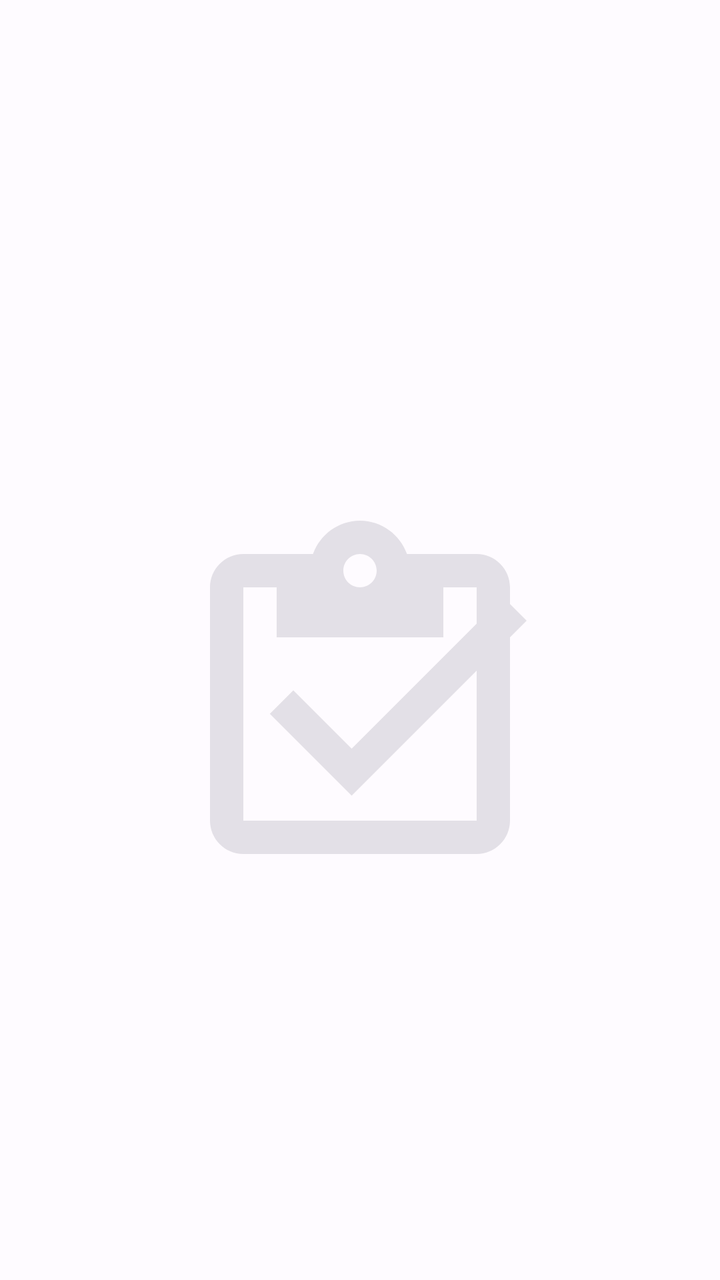
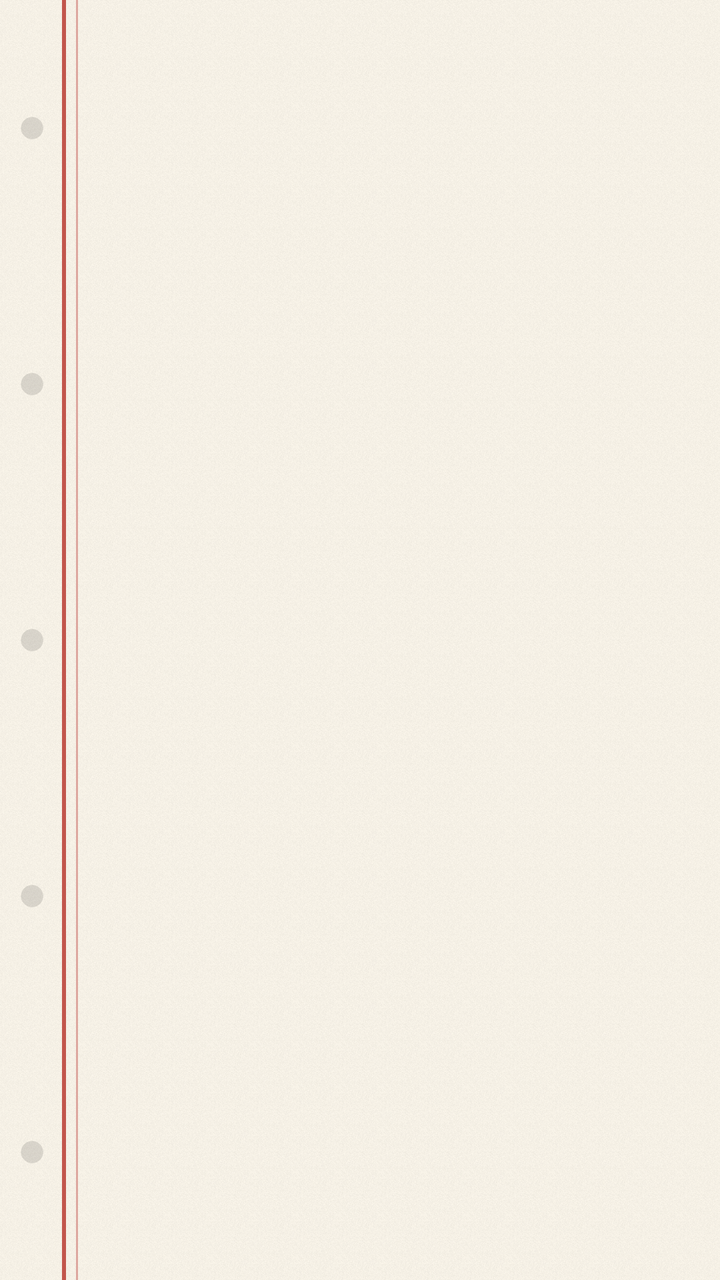

The first picture is an Android layout as it rendered before a commit; the second is the same layout after the commit. The layout source and the unified diff follow.
<!-- AndroidManifest.xml: application theme Theme.ToDoList -->
<!-- res/layout/activity_todo_list.xml -->
<?xml version="1.0" encoding="utf-8"?>
<androidx.coordinatorlayout.widget.CoordinatorLayout
    xmlns:android="http://schemas.android.com/apk/res/android"
    xmlns:app="http://schemas.android.com/apk/res-auto"
    android:layout_width="match_parent"
    android:layout_height="match_parent"
    android:fitsSystemWindows="true">

    <com.google.android.material.appbar.AppBarLayout
        android:layout_width="match_parent"
        android:layout_height="wrap_content"
        android:fitsSystemWindows="true">

        <com.google.android.material.appbar.MaterialToolbar
            android:id="@+id/toolbar"
            android:layout_width="match_parent"
            android:layout_height="?attr/actionBarSize" />

    </com.google.android.material.appbar.AppBarLayout>

    <LinearLayout
        android:layout_width="match_parent"
        android:layout_height="match_parent"
        android:orientation="vertical"
        app:layout_behavior="@string/appbar_scrolling_view_behavior">

        <FrameLayout
            android:layout_width="match_parent"
            android:layout_height="0dp"
            android:layout_weight="1">

            <ImageView
                android:id="@+id/imageWatermark"
                android:layout_width="200dp"
                android:layout_height="200dp"
                android:layout_gravity="center"
                android:alpha="0.15"
                android:importantForAccessibility="no"
                app:srcCompat="@drawable/ic_checklist"
                app:tint="?attr/colorOnSurfaceVariant" />

            <androidx.recyclerview.widget.RecyclerView
                android:id="@+id/recyclerView"
                android:layout_width="match_parent"
                android:layout_height="match_parent"
                android:clipToPadding="false"
                android:paddingStart="@dimen/list_horizontal_inset"
                android:paddingEnd="@dimen/list_horizontal_inset"
                android:paddingTop="4dp"
                android:paddingBottom="16dp" />

        </FrameLayout>

    </LinearLayout>

</androidx.coordinatorlayout.widget.CoordinatorLayout>
<!-- resources referenced by this layout -->
<resources>
  <!-- drawable ic_checklist (drawable) -->
  <?xml version="1.0" encoding="utf-8"?>
  <vector xmlns:android="http://schemas.android.com/apk/res/android"
      android:width="24dp"
      android:height="24dp"
      android:viewportWidth="24"
      android:viewportHeight="24">
      <path
          android:fillColor="@android:color/white"
          android:pathData="M22,7l-1.41,-1.41 -9.09,9.09 -3.5,-3.5L6.59,12.59 11.5,17.5z" />
      <path
          android:fillColor="@android:color/white"
          android:pathData="M19,3h-4.18C14.4,1.84 13.3,1 12,1c-1.3,0 -2.4,0.84 -2.82,2H5C3.9,3 3,3.9 3,5v14c0,1.1 0.9,2 2,2h14c1.1,0 2,-0.9 2,-2V5C21,3.9 20.1,3 19,3zM12,3c0.55,0 1,0.45 1,1s-0.45,1 -1,1 -1,-0.45 -1,-1 0.45,-1 1,-1zM19,19H5V5h2v3h10V5h2v14z" />
  </vector>
  <style name="Theme.ToDoList" parent="Theme.Material3.DayNight.NoActionBar">
          <item name="colorPrimary">@color/md_theme_light_primary</item>
          <item name="colorOnPrimary">@color/md_theme_light_onPrimary</item>
          <item name="colorPrimaryContainer">@color/md_theme_light_primaryContainer</item>
          <item name="colorOnPrimaryContainer">@color/md_theme_light_onPrimaryContainer</item>
          <item name="colorSecondary">@color/md_theme_light_secondary</item>
          <item name="colorOnSecondary">@color/md_theme_light_onSecondary</item>
          <item name="colorSecondaryContainer">@color/md_theme_light_secondaryContainer</item>
          <item name="colorOnSecondaryContainer">@color/md_theme_light_onSecondaryContainer</item>
          <item name="colorTertiary">@color/md_theme_light_tertiary</item>
          <item name="colorOnTertiary">@color/md_theme_light_onTertiary</item>
          <item name="colorTertiaryContainer">@color/md_theme_light_tertiaryContainer</item>
          <item name="colorOnTertiaryContainer">@color/md_theme_light_onTertiaryContainer</item>
          <item name="colorError">@color/md_theme_light_error</item>
          <item name="colorOnError">@color/md_theme_light_onError</item>
          <item name="colorErrorContainer">@color/md_theme_light_errorContainer</item>
          <item name="colorOnErrorContainer">@color/md_theme_light_onErrorContainer</item>
          <item name="android:colorBackground">@color/md_theme_light_surfaceContainerLowest</item>
          <item name="colorOnBackground">@color/md_theme_light_onBackground</item>
          <item name="colorSurface">@color/md_theme_light_surface</item>
          <item name="colorOnSurface">@color/md_theme_light_onSurface</item>
          <item name="colorSurfaceVariant">@color/md_theme_light_surfaceVariant</item>
          <item name="colorOnSurfaceVariant">@color/md_theme_light_onSurfaceVariant</item>
          <item name="colorOutline">@color/md_theme_light_outline</item>
          <item name="colorOutlineVariant">@color/md_theme_light_outlineVariant</item>
          <item name="colorSurfaceInverse">@color/md_theme_light_inverseSurface</item>
          <item name="colorOnSurfaceInverse">@color/md_theme_light_inverseOnSurface</item>
          <item name="colorPrimaryInverse">@color/md_theme_light_inversePrimary</item>
          <item name="colorSurfaceContainerLowest">@color/md_theme_light_surfaceContainerLowest</item>
          <item name="colorSurfaceContainerLow">@color/md_theme_light_surfaceContainerLow</item>
          <item name="colorSurfaceContainer">@color/md_theme_light_surfaceContainer</item>
          <item name="colorSurfaceContainerHigh">@color/md_theme_light_surfaceContainerHigh</item>
          <item name="colorSurfaceContainerHighest">@color/md_theme_light_surfaceContainerHighest</item>
          <item name="colorWarning">@color/md_theme_light_warning</item>
          <item name="android:windowLightStatusBar">true</item>
          <item name="android:windowLightNavigationBar">true</item>
      </style>
  <color name="md_theme_light_primary">#6D28D9</color>
  <color name="md_theme_light_onPrimary">#FFFFFF</color>
  <color name="md_theme_light_primaryContainer">#EDE9FE</color>
  <color name="md_theme_light_onPrimaryContainer">#1E0458</color>
  <color name="md_theme_light_secondary">#5B5287</color>
  <color name="md_theme_light_onSecondary">#FFFFFF</color>
  <color name="md_theme_light_secondaryContainer">#E5DEFF</color>
  <color name="md_theme_light_onSecondaryContainer">#181140</color>
  <color name="md_theme_light_tertiary">#7A4F6D</color>
  <color name="md_theme_light_onTertiary">#FFFFFF</color>
  <color name="md_theme_light_tertiaryContainer">#FDD7F2</color>
  <color name="md_theme_light_onTertiaryContainer">#2E0F28</color>
  <color name="md_theme_light_error">#B3261E</color>
  <color name="md_theme_light_onError">#FFFFFF</color>
  <color name="md_theme_light_errorContainer">#F9DEDC</color>
  <color name="md_theme_light_onErrorContainer">#410E0B</color>
  <color name="md_theme_light_surfaceContainerLowest">#FEFBFF</color>
  <color name="md_theme_light_onBackground">#1C1B24</color>
  <color name="md_theme_light_surface">#FEFBFF</color>
  <color name="md_theme_light_onSurface">#1C1B24</color>
  <color name="md_theme_light_surfaceVariant">#E5DFF9</color>
  <color name="md_theme_light_onSurfaceVariant">#49455A</color>
  <color name="md_theme_light_outline">#7A7589</color>
  <color name="md_theme_light_outlineVariant">#CAC4D8</color>
  <color name="md_theme_light_inverseSurface">#312E3C</color>
  <color name="md_theme_light_inverseOnSurface">#F5EFF9</color>
  <color name="md_theme_light_inversePrimary">#CDB9FF</color>
  <color name="md_theme_light_surfaceContainerLow">#F7F2FF</color>
  <color name="md_theme_light_surfaceContainer">#F1ECFB</color>
  <color name="md_theme_light_surfaceContainerHigh">#EBE6F5</color>
  <color name="md_theme_light_surfaceContainerHighest">#E5E0EF</color>
  <color name="md_theme_light_warning">#B45309</color>
  <!-- unchanged entries left out for length: 1 -->
</resources>

<!-- the commit's change to res/layout/activity_todo_list.xml (unified diff, before → after) -->
@@ -9,48 +9,31 @@
     <com.google.android.material.appbar.AppBarLayout
         android:layout_width="match_parent"
         android:layout_height="wrap_content"
-        android:fitsSystemWindows="true">
+        android:background="@android:color/transparent"
+        android:fitsSystemWindows="true"
+        app:elevation="0dp"
+        app:liftOnScroll="false">
 
         <com.google.android.material.appbar.MaterialToolbar
             android:id="@+id/toolbar"
             android:layout_width="match_parent"
-            android:layout_height="?attr/actionBarSize" />
+            android:layout_height="?attr/actionBarSize"
+            android:background="@android:color/transparent"
+            android:paddingStart="@dimen/paper_toolbar_inset"
+            android:paddingEnd="0dp"
+            app:contentInsetStartWithNavigation="4dp" />
 
     </com.google.android.material.appbar.AppBarLayout>
 
-    <LinearLayout
+    <androidx.recyclerview.widget.RecyclerView
+        android:id="@+id/recyclerView"
         android:layout_width="match_parent"
         android:layout_height="match_parent"
-        android:orientation="vertical"
-        app:layout_behavior="@string/appbar_scrolling_view_behavior">
-
-        <FrameLayout
-            android:layout_width="match_parent"
-            android:layout_height="0dp"
-            android:layout_weight="1">
-
-            <ImageView
-                android:id="@+id/imageWatermark"
-                android:layout_width="200dp"
-                android:layout_height="200dp"
-                android:layout_gravity="center"
-                android:alpha="0.15"
-                android:importantForAccessibility="no"
-                app:srcCompat="@drawable/ic_checklist"
-                app:tint="?attr/colorOnSurfaceVariant" />
-
-            <androidx.recyclerview.widget.RecyclerView
-                android:id="@+id/recyclerView"
-                android:layout_width="match_parent"
-                android:layout_height="match_parent"
-                android:clipToPadding="false"
-                android:paddingStart="@dimen/list_horizontal_inset"
-                android:paddingEnd="@dimen/list_horizontal_inset"
-                android:paddingTop="4dp"
-                android:paddingBottom="16dp" />
-
-        </FrameLayout>
-
-    </LinearLayout>
+        android:clipToPadding="false"
+        android:paddingStart="@dimen/list_horizontal_inset"
+        android:paddingEnd="@dimen/list_horizontal_inset"
+        android:paddingTop="4dp"
+        android:paddingBottom="16dp"
+        app:layout_behavior="@string/appbar_scrolling_view_behavior" />
 
 </androidx.coordinatorlayout.widget.CoordinatorLayout>
<!-- resource entries referenced after the edit -->
@@ -1,88 +1,134 @@
 <!-- resources referenced by this layout -->
 <resources>
-  <!-- drawable ic_checklist (drawable) -->
-  <?xml version="1.0" encoding="utf-8"?>
-  <vector xmlns:android="http://schemas.android.com/apk/res/android"
-      android:width="24dp"
-      android:height="24dp"
-      android:viewportWidth="24"
-      android:viewportHeight="24">
-      <path
-          android:fillColor="@android:color/white"
-          android:pathData="M22,7l-1.41,-1.41 -9.09,9.09 -3.5,-3.5L6.59,12.59 11.5,17.5z" />
-      <path
-          android:fillColor="@android:color/white"
-          android:pathData="M19,3h-4.18C14.4,1.84 13.3,1 12,1c-1.3,0 -2.4,0.84 -2.82,2H5C3.9,3 3,3.9 3,5v14c0,1.1 0.9,2 2,2h14c1.1,0 2,-0.9 2,-2V5C21,3.9 20.1,3 19,3zM12,3c0.55,0 1,0.45 1,1s-0.45,1 -1,1 -1,-0.45 -1,-1 0.45,-1 1,-1zM19,19H5V5h2v3h10V5h2v14z" />
-  </vector>
-  <style name="Theme.ToDoList" parent="Theme.Material3.DayNight.NoActionBar">
-          <item name="colorPrimary">@color/md_theme_light_primary</item>
-          <item name="colorOnPrimary">@color/md_theme_light_onPrimary</item>
-          <item name="colorPrimaryContainer">@color/md_theme_light_primaryContainer</item>
-          <item name="colorOnPrimaryContainer">@color/md_theme_light_onPrimaryContainer</item>
-          <item name="colorSecondary">@color/md_theme_light_secondary</item>
-          <item name="colorOnSecondary">@color/md_theme_light_onSecondary</item>
-          <item name="colorSecondaryContainer">@color/md_theme_light_secondaryContainer</item>
-          <item name="colorOnSecondaryContainer">@color/md_theme_light_onSecondaryContainer</item>
-          <item name="colorTertiary">@color/md_theme_light_tertiary</item>
-          <item name="colorOnTertiary">@color/md_theme_light_onTertiary</item>
-          <item name="colorTertiaryContainer">@color/md_theme_light_tertiaryContainer</item>
-          <item name="colorOnTertiaryContainer">@color/md_theme_light_onTertiaryContainer</item>
-          <item name="colorError">@color/md_theme_light_error</item>
-          <item name="colorOnError">@color/md_theme_light_onError</item>
-          <item name="colorErrorContainer">@color/md_theme_light_errorContainer</item>
-          <item name="colorOnErrorContainer">@color/md_theme_light_onErrorContainer</item>
-          <item name="android:colorBackground">@color/md_theme_light_surfaceContainerLowest</item>
-          <item name="colorOnBackground">@color/md_theme_light_onBackground</item>
-          <item name="colorSurface">@color/md_theme_light_surface</item>
-          <item name="colorOnSurface">@color/md_theme_light_onSurface</item>
-          <item name="colorSurfaceVariant">@color/md_theme_light_surfaceVariant</item>
-          <item name="colorOnSurfaceVariant">@color/md_theme_light_onSurfaceVariant</item>
-          <item name="colorOutline">@color/md_theme_light_outline</item>
-          <item name="colorOutlineVariant">@color/md_theme_light_outlineVariant</item>
-          <item name="colorSurfaceInverse">@color/md_theme_light_inverseSurface</item>
-          <item name="colorOnSurfaceInverse">@color/md_theme_light_inverseOnSurface</item>
-          <item name="colorPrimaryInverse">@color/md_theme_light_inversePrimary</item>
-          <item name="colorSurfaceContainerLowest">@color/md_theme_light_surfaceContainerLowest</item>
-          <item name="colorSurfaceContainerLow">@color/md_theme_light_surfaceContainerLow</item>
-          <item name="colorSurfaceContainer">@color/md_theme_light_surfaceContainer</item>
-          <item name="colorSurfaceContainerHigh">@color/md_theme_light_surfaceContainerHigh</item>
-          <item name="colorSurfaceContainerHighest">@color/md_theme_light_surfaceContainerHighest</item>
-          <item name="colorWarning">@color/md_theme_light_warning</item>
+  <dimen name="paper_toolbar_inset">32dp</dimen>
+  <style name="Theme.ToDoList" parent="Theme.Material3.Light.NoActionBar">
+          <item name="colorPrimary">@color/ink_blue</item>
+          <item name="colorOnPrimary">@color/paper</item>
+          <item name="colorPrimaryContainer">@color/ink_blue_pale</item>
+          <item name="colorOnPrimaryContainer">@color/ink_blue_deep</item>
+          <item name="colorSecondary">@color/pencil</item>
+          <item name="colorOnSecondary">@color/paper</item>
+          <item name="colorSecondaryContainer">@color/paper_shade_deep</item>
+          <item name="colorOnSecondaryContainer">@color/ink</item>
+          <item name="colorTertiary">@color/ink_soft</item>
+          <item name="colorOnTertiary">@color/paper</item>
+          <item name="colorTertiaryContainer">@color/paper_shade</item>
+          <item name="colorOnTertiaryContainer">@color/ink</item>
+          <item name="colorError">@color/ink_red</item>
+          <item name="colorOnError">@color/paper</item>
+          <item name="colorErrorContainer">@color/ink_red_wash</item>
+          <item name="colorOnErrorContainer">@color/ink_red_deep</item>
+          <item name="android:colorBackground">@color/paper</item>
+          <item name="colorOnBackground">@color/ink</item>
+          <item name="colorSurface">@color/paper</item>
+          <item name="elevationOverlayEnabled">false</item>
+          <item name="colorOnSurface">@color/ink</item>
+          <item name="colorSurfaceVariant">@color/paper_shade</item>
+          <item name="colorOnSurfaceVariant">@color/ink_soft</item>
+          <item name="colorOutline">@color/pencil</item>
+          <item name="colorOutlineVariant">@color/paper_rule</item>
+          <item name="colorSurfaceInverse">@color/ink</item>
+          <item name="colorOnSurfaceInverse">@color/paper</item>
+          <item name="colorPrimaryInverse">@color/ink_blue_faded</item>
+          <item name="colorSurfaceContainerLowest">@color/paper</item>
+          <item name="colorSurfaceContainerLow">@color/paper_shade</item>
+          <item name="colorSurfaceContainer">@color/paper_shade</item>
+          <item name="colorSurfaceContainerHigh">@color/paper_shade_deep</item>
+          <item name="colorSurfaceContainerHighest">@color/paper_sunken</item>
+          <item name="colorWarning">@color/ink_amber</item>
+          <item name="android:windowBackground">@drawable/bg_paper</item>
+          <item name="android:statusBarColor">@android:color/transparent</item>
           <item name="android:windowLightStatusBar">true</item>
           <item name="android:windowLightNavigationBar">true</item>
+          <item name="materialAlertDialogTheme">@style/ThemeOverlay.Paper.Dialog</item>
       </style>
-  <color name="md_theme_light_primary">#6D28D9</color>
-  <color name="md_theme_light_onPrimary">#FFFFFF</color>
-  <color name="md_theme_light_primaryContainer">#EDE9FE</color>
-  <color name="md_theme_light_onPrimaryContainer">#1E0458</color>
-  <color name="md_theme_light_secondary">#5B5287</color>
-  <color name="md_theme_light_onSecondary">#FFFFFF</color>
-  <color name="md_theme_light_secondaryContainer">#E5DEFF</color>
-  <color name="md_theme_light_onSecondaryContainer">#181140</color>
-  <color name="md_theme_light_tertiary">#7A4F6D</color>
-  <color name="md_theme_light_onTertiary">#FFFFFF</color>
-  <color name="md_theme_light_tertiaryContainer">#FDD7F2</color>
-  <color name="md_theme_light_onTertiaryContainer">#2E0F28</color>
-  <color name="md_theme_light_error">#B3261E</color>
-  <color name="md_theme_light_onError">#FFFFFF</color>
-  <color name="md_theme_light_errorContainer">#F9DEDC</color>
-  <color name="md_theme_light_onErrorContainer">#410E0B</color>
-  <color name="md_theme_light_surfaceContainerLowest">#FEFBFF</color>
-  <color name="md_theme_light_onBackground">#1C1B24</color>
-  <color name="md_theme_light_surface">#FEFBFF</color>
-  <color name="md_theme_light_onSurface">#1C1B24</color>
-  <color name="md_theme_light_surfaceVariant">#E5DFF9</color>
-  <color name="md_theme_light_onSurfaceVariant">#49455A</color>
-  <color name="md_theme_light_outline">#7A7589</color>
-  <color name="md_theme_light_outlineVariant">#CAC4D8</color>
-  <color name="md_theme_light_inverseSurface">#312E3C</color>
-  <color name="md_theme_light_inverseOnSurface">#F5EFF9</color>
-  <color name="md_theme_light_inversePrimary">#CDB9FF</color>
-  <color name="md_theme_light_surfaceContainerLow">#F7F2FF</color>
-  <color name="md_theme_light_surfaceContainer">#F1ECFB</color>
-  <color name="md_theme_light_surfaceContainerHigh">#EBE6F5</color>
-  <color name="md_theme_light_surfaceContainerHighest">#E5E0EF</color>
-  <color name="md_theme_light_warning">#B45309</color>
+  <color name="ink_blue">#2E5AA8</color>
+  <color name="paper">#FAF5EA</color>
+  <color name="ink_blue_pale">#DEE5F2</color>
+  <color name="ink_blue_deep">#16305C</color>
+  <color name="pencil">#8A8578</color>
+  <color name="paper_shade_deep">#EFE7D5</color>
+  <color name="ink">#23282F</color>
+  <color name="ink_soft">#5C6068</color>
+  <color name="paper_shade">#F5EFE1</color>
+  <color name="ink_red">#A8392F</color>
+  <color name="ink_red_wash">#F1DDD4</color>
+  <color name="ink_red_deep">#5A1E18</color>
+  <color name="paper_rule">#D5CCB6</color>
+  <color name="ink_blue_faded">#A8C0E8</color>
+  <color name="paper_sunken">#E7DEC8</color>
+  <color name="ink_amber">#B4761E</color>
+  <!-- drawable bg_paper (drawable) -->
+  <?xml version="1.0" encoding="utf-8"?>
+  <layer-list xmlns:android="http://schemas.android.com/apk/res/android">
+  
+      <item>
+          <shape android:shape="rectangle">
+              <solid android:color="@color/paper" />
+          </shape>
+      </item>
+  
+      <item>
+          <bitmap
+              android:src="@drawable/tile_paper_grain"
+              android:tileMode="repeat"
+              android:tint="@color/paper_grain_tint" />
+      </item>
+  
+      <item
+          android:width="@dimen/paper_gutter_width"
+          android:gravity="start|fill_vertical">
+          <bitmap
+              android:src="@drawable/tile_paper_hole"
+              android:tileMode="repeat"
+              android:tint="@color/paper_hole_tint" />
+      </item>
+  
+      <item
+          android:width="@dimen/paper_margin_primary_width"
+          android:gravity="start|fill_vertical"
+          android:start="@dimen/paper_margin_primary_inset">
+          <shape android:shape="rectangle">
+              <solid android:color="@color/paper_margin_rule" />
+          </shape>
+      </item>
+  
+      <item
+          android:width="@dimen/paper_margin_secondary_width"
+          android:gravity="start|fill_vertical"
+          android:start="@dimen/paper_margin_secondary_inset">
+          <shape android:shape="rectangle">
+              <solid android:color="@color/paper_margin_rule_soft" />
+          </shape>
+      </item>
+  
+  </layer-list>
+  <style name="ThemeOverlay.Paper.Dialog" parent="ThemeOverlay.Material3.MaterialAlertDialog">
+          <item name="colorSurface">@color/paper_sheet</item>
+          <item name="elevationOverlayEnabled">false</item>
+          <item name="colorSurfaceContainerHigh">@color/paper_sheet</item>
+          <item name="alertDialogStyle">@style/MaterialAlertDialog.Paper</item>
+      </style>
+  <!-- drawable tile_paper_grain: png bitmap (drawable-nodpi, 3823 bytes) -->
+  <color name="paper_grain_tint">#66000000</color>
+  <dimen name="paper_gutter_width">40dp</dimen>
+  <!-- drawable tile_paper_hole: png bitmap (drawable-xxhdpi, 865 bytes) -->
+  <color name="paper_hole_tint">#1F000000</color>
+  <dimen name="paper_margin_primary_width">2dp</dimen>
+  <dimen name="paper_margin_primary_inset">31dp</dimen>
+  <color name="paper_margin_rule">#C2564C</color>
+  <dimen name="paper_margin_secondary_width">1dp</dimen>
+  <dimen name="paper_margin_secondary_inset">38dp</dimen>
+  <color name="paper_margin_rule_soft">#DDA79F</color>
+  <color name="paper_sheet">#FFFCF4</color>
+  <style name="MaterialAlertDialog.Paper" parent="MaterialAlertDialog.Material3">
+          <item name="backgroundTint">@color/paper_sheet</item>
+          <item name="shapeAppearanceOverlay">@style/ShapeAppearance.Paper.Chip</item>
+      </style>
+  <style name="ShapeAppearance.Paper.Chip" parent="">
+          <item name="cornerFamily">rounded</item>
+          <item name="cornerSize">16dp</item>
+      </style>
   <!-- unchanged entries left out for length: 1 -->
 </resources>
 
